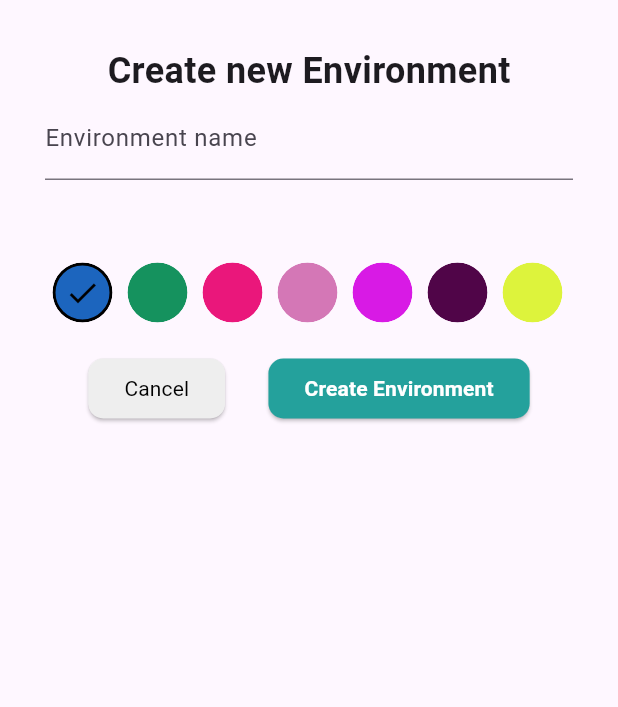
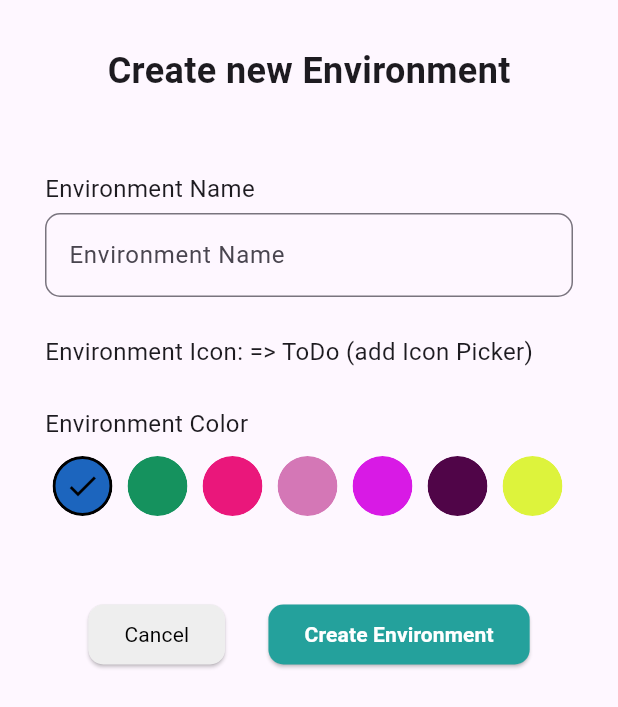
Before and after one commit to smailosk/task_flow, a Flutter app: the AddEnvironmentView screen opened by its route, on a phone screen of 412 x 824 dp. Shown: the top 707 px of the screen. Run offline on Flutter 3.47's test engine with Material 3 defaults, Android fonts, the phone set to English and light mode, and no system bars; our stand-ins replace cloud_firestore, cloud_functions, dartz, firebase_auth, firebase_core, flutter_signin_button and 7 more; accounts and stored records are empty.

Commit message:
ismail work - ui

```diff
--- a/lib/app/app.dart
+++ b/lib/app/app.dart
@@ -15,6 +15,8 @@ import 'package:task_flow/ui/views/add_environment/add_environment_view.dart';
 import 'package:task_flow/ui/views/settings/settings_view.dart';
 import 'package:task_flow/ui/views/calendar/calendar_view.dart';
 import 'package:task_flow/ui/views/projects/projects_view.dart';
+import 'package:task_flow/ui/views/add_project/add_project_view.dart';
+import 'package:task_flow/ui/views/todo_tasks/todo_tasks_view.dart';
 // @stacked-import
 
 //  flutter clean && flutter pub get && stacked generate
@@ -35,6 +37,8 @@ import 'package:task_flow/ui/views/projects/projects_view.dart';
     MaterialRoute(page: SettingsView),
     MaterialRoute(page: CalendarView),
     MaterialRoute(page: ProjectsView),
+    MaterialRoute(page: AddProjectView),
+    MaterialRoute(page: TodoTasksView),
 // @stacked-route
   ],
   dependencies: [
--- a/lib/ui/views/add_environment/add_environment_view.dart
+++ b/lib/ui/views/add_environment/add_environment_view.dart
@@ -16,6 +16,17 @@ import 'add_environment_viewmodel.dart';
 ])
 class AddEnvironmentView extends StatelessWidget with $AddEnvironmentView {
   const AddEnvironmentView({super.key});
+
+  // void _pickIcon(
+  //     BuildContext context, AddEnvironmentViewModel viewModel) async {
+  //   IconData? icon = await FlutterIconPicker.showIconPicker(context,
+  //       iconPackModes: [IconPack.material]);
+  //
+  //   if (icon != null) {
+  //     viewModel
+  //         .setIcon(icon); // You need to implement setIcon in your ViewModel
+  //   }
+  // }
 
   @override
   Widget build(BuildContext context) {
@@ -42,12 +53,56 @@ class AddEnvironmentView extends StatelessWidget with $AddEnvironmentView {
                       style:
                           TextStyle(fontSize: 24, fontWeight: FontWeight.bold),
                     ),
+                    verticalSpaceLarge,
+                    const Align(
+                      alignment: Alignment.centerLeft,
+                      child: Text(
+                        'Environment Name',
+                        style: TextStyle(
+                            fontSize: 16, fontWeight: FontWeight.normal),
+                      ),
+                    ),
+                    verticalSpaceTiny,
                     TextField(
                       controller: environmentNameController,
-                      decoration:
-                          const InputDecoration(labelText: 'Environment name'),
+                      decoration: const InputDecoration(
+                          labelText: 'Environment Name',
+                          border: OutlineInputBorder(
+                            borderRadius: BorderRadius.all(Radius.circular(10)),
+                            borderSide: BorderSide(color: Colors.black),
+                          ),
+                          fillColor: Colors.purpleAccent),
                     ),
-                    verticalSpaceLarge,
+                    verticalSpaceMedium,
+                    const Align(
+                      alignment: Alignment.centerLeft,
+                      child: Text(
+                        'Environment Icon: '
+                        '=> ToDo (add Icon Picker)',
+                        style: TextStyle(
+                            fontSize: 16, fontWeight: FontWeight.normal),
+                      ),
+                    ),
+                    // Column(
+                    //   children: [
+                    //     IconButton(
+                    //       icon: Icon(Icons.palette), // Use an icon that suggests picking an icon
+                    //       onPressed: () => viewModel.selectedIcon,
+                    //     ),
+                    //     SizedBox(width: 10), // Spacing between button and displayed icon
+                    //     Icon(viewModel.selectedIcon ?? Icons.help_outline, size: 24), // Display the selected icon or a placeholder
+                    //   ],
+                    // ),
+                    verticalSpaceMedium,
+                    const Align(
+                      alignment: Alignment.centerLeft,
+                      child: Text(
+                        'Environment Color',
+                        style: TextStyle(
+                            fontSize: 16, fontWeight: FontWeight.normal),
+                      ),
+                    ),
+                    verticalSpaceTiny,
                     SizedBox(
                       width: screenWidth(context),
                       height: 50,
@@ -66,9 +121,7 @@ class AddEnvironmentView extends StatelessWidget with $AddEnvironmentView {
                                     ));
                           }),
                     ),
-                    const SizedBox(
-                      height: 15,
-                    ),
+                    verticalSpaceLarge,
                     Row(
                       mainAxisAlignment: MainAxisAlignment.spaceEvenly,
                       children: [
@@ -83,20 +136,6 @@ class AddEnvironmentView extends StatelessWidget with $AddEnvironmentView {
                           text: 'Create Environment',
                           color: const Color(0xFF24A19C),
                         ),
-                        // ElevatedButton(
-                        //   onPressed: () {},
-                        //   style: ElevatedButton.styleFrom(
-                        //     backgroundColor: const Color(0xFF24A19C),
-                        //     shape: RoundedRectangleBorder(
-                        //       borderRadius: BorderRadius.circular(10),
-                        //     ),
-                        //   ),
-                        //   child: const Text('Create Environment',
-                        //       style: TextStyle(
-                        //         color: Colors.white,
-                        //         fontWeight: FontWeight.bold,
-                        //       )),
-                        // ),
                       ],
                     )
                   ],
--- a/lib/ui/views/add_environment/add_environment_viewmodel.dart
+++ b/lib/ui/views/add_environment/add_environment_viewmodel.dart
@@ -1,3 +1,4 @@
+import 'package:flutter/cupertino.dart';
 import 'package:stacked/stacked.dart';
 import 'package:stacked_services/stacked_services.dart';
 import 'package:task_flow/app/app.locator.dart';
@@ -12,10 +13,19 @@ class AddEnvironmentViewModel extends FormViewModel {
   final _log = getLogger('AddEnvironmentViewModel');
   final _navigationService = locator<NavigationService>();
   int _selectedColorIndex = 0;
+
   int get selectedColorIndex => _selectedColorIndex;
 
   final _colors = <String>[];
+
   List<String> get colors => _colors;
+
+  IconData? selectedIcon;
+
+  void setIcon(IconData icon) {
+    selectedIcon = icon;
+    notifyListeners();
+  }
 
   void updateSelectedColor(int index) {
     environmentColorValue = _colors[index];
--- a/lib/ui/views/home/home_view.dart
+++ b/lib/ui/views/home/home_view.dart
@@ -1,9 +1,12 @@
 import 'package:flutter/material.dart';
 import 'package:flutter_snake_navigationbar/flutter_snake_navigationbar.dart';
 import 'package:stacked/stacked.dart';
+import 'package:task_flow/ui/views/add_environment/add_environment_view.dart';
+import 'package:task_flow/ui/views/add_project/add_project_view.dart';
 import 'package:task_flow/ui/views/calendar/calendar_view.dart';
 import 'package:task_flow/ui/views/environment/environment_view.dart';
 import 'package:task_flow/ui/views/settings/settings_view.dart';
+import 'package:task_flow/ui/views/todo_tasks/todo_tasks_view.dart';
 
 import 'home_viewmodel.dart';
 
@@ -53,9 +56,9 @@ class HomeView extends StackedView<HomeViewModel> {
       case 0:
         widget = const EnvironmentView();
       case 1:
-        widget = const CalendarView();
+        widget = const TodoTasksView();
       case 2:
-        widget = const EnvironmentView();
+        widget = const AddProjectView();
       case 3:
         widget = const SettingsView();
     }
--- a/pubspec.yaml
+++ b/pubspec.yaml
@@ -32,6 +32,7 @@ dependencies:
   google_fonts: ^6.1.0
   flutter_signin_button: ^2.0.0
   flutter_snake_navigationbar: ^0.6.1
+#  flutter_iconpicker: ^3.1.3
 
   #Firebase
   firebase_core: ^2.25.0
```
Also changed, not shown: 2 other files.
